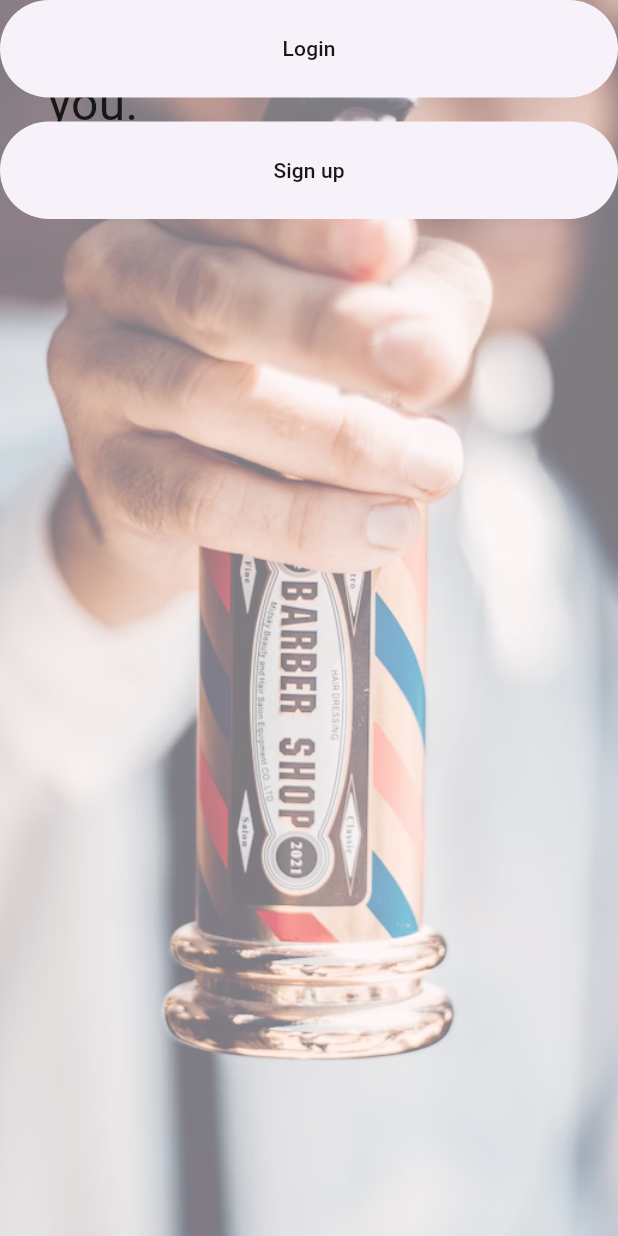
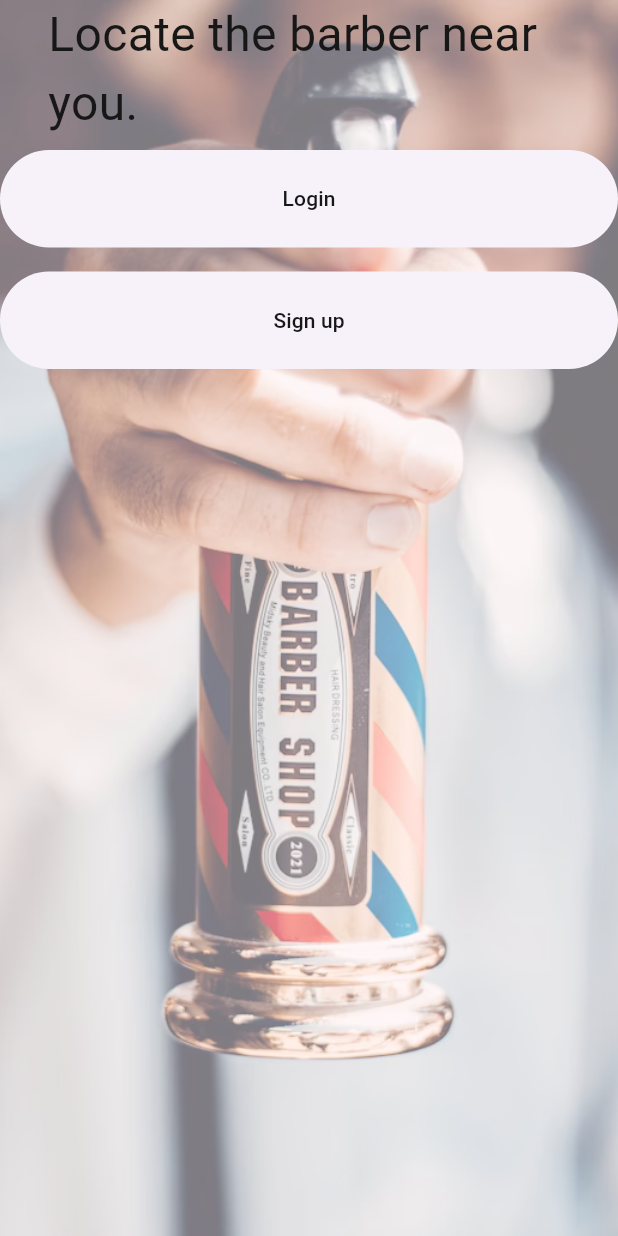
Before and after one commit to sjmagbanua/Barux, a Flutter app: the screen it shows after launch, on a phone screen of 412 x 824 dp. Run offline on Flutter 3.47's test engine with Material 3 defaults, Android fonts, the phone set to English and light mode, and no system bars; our stand-ins replace go_router, google_maps_flutter.

Commit message:
change filename from onboardingscreenbody to onboardingscreenbutton

```diff
--- a/lib/pages/onboardingScreen/view/onboardingScreenBody.dart
+++ b/lib/pages/onboardingScreen/view/onboardingScreenButton.dart
@@ -2,8 +2,8 @@
 import 'package:flutter/material.dart';
 import 'package:go_router/go_router.dart';
 
-class Onboardingscreenbody extends StatelessWidget {
-  const Onboardingscreenbody({super.key});
+class Onboardingscreenbutton extends StatelessWidget {
+  const Onboardingscreenbutton({super.key});
 
   @override
   Widget build(BuildContext context) {
--- a/lib/pages/onboardingScreen/view/onboardingScreenPage.dart
+++ b/lib/pages/onboardingScreen/view/onboardingScreenPage.dart
@@ -24,9 +24,9 @@
                   fit: BoxFit.cover,
                 ),
               ),
-              child: Column(
-                children: [],
-              ),
+              // child: Column(
+              //   children: [Text('data')],
+              // ),
             ),
           ),
           Padding(
@@ -42,7 +42,10 @@
               ),
             ),
           ),
-          Onboardingscreenbody(),
+          Padding(
+            padding: const EdgeInsets.only(top: 100),
+            child: Onboardingscreenbutton(),
+          ),
         ],
       ),
     );
--- a/lib/pages/onboardingScreen/view/view.dart
+++ b/lib/pages/onboardingScreen/view/view.dart
@@ -1,2 +1,2 @@
-export 'onboardingScreenBody.dart';
+export 'onboardingScreenButton.dart';
 export 'onboardingScreenPage.dart';
```
